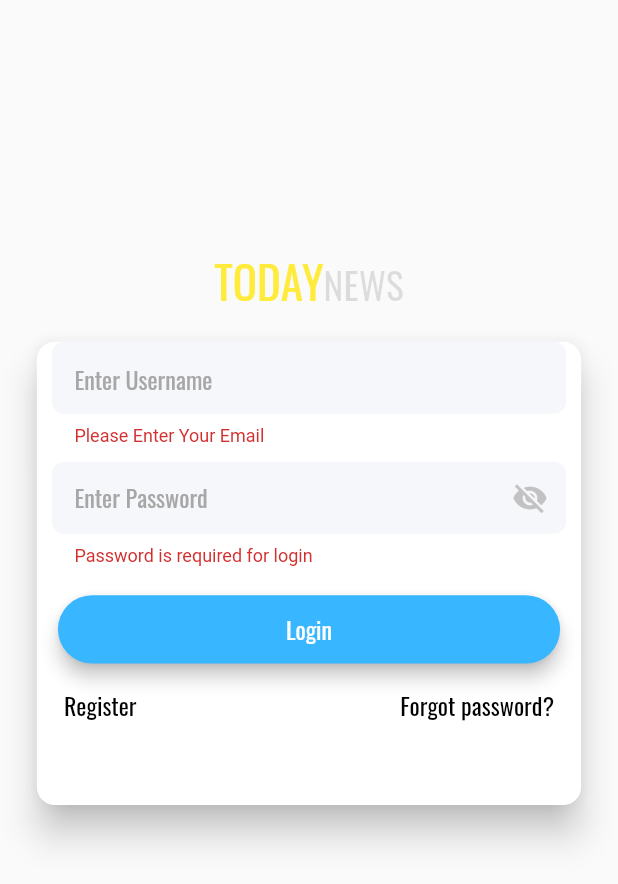
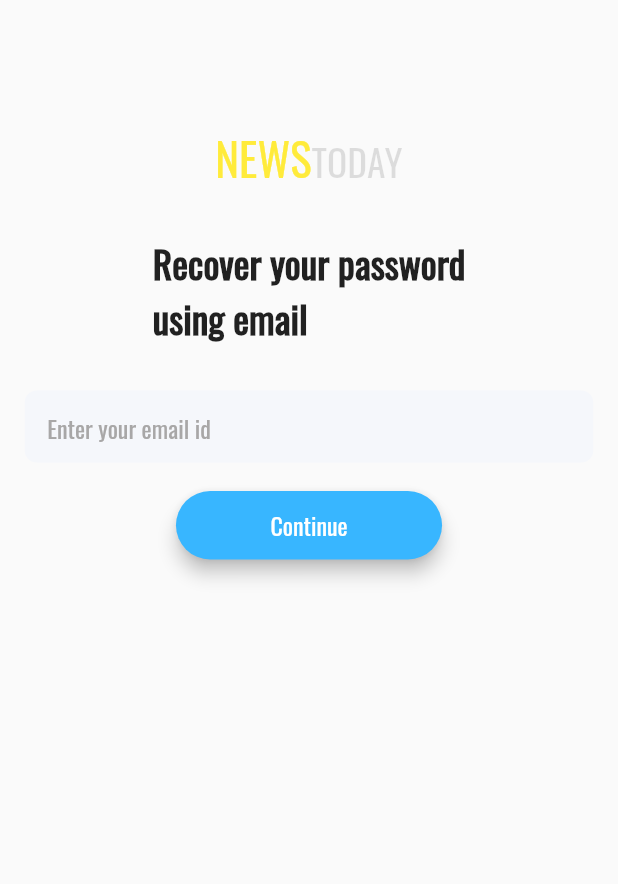
Before and after one commit to 12ajayvishwa/today-news, a Flutter app: the Home screen opened directly, after a tap on the "logout" icon, after a tap on "Login", after a tap on "Forgot password?", on a phone screen of 412 x 824 dp. Shown: the top 884 px of the screen. Run offline on Flutter 3.47's test engine with Material 2 defaults, Android fonts, the phone set to English and light mode, and no system bars; our stand-ins replace cloud_firestore, firebase_auth, firebase_core, fluttertoast, get, intl_phone_field; accounts and stored records are empty.

Commit message:
commit 3

```diff
--- /dev/null
+++ b/lib/model/user_data.dart
@@ -0,0 +1,33 @@
+class UserModel{
+  String? name;
+  String? email;
+  String? address;
+  String? phoneNumber;
+  String? uid;
+
+  UserModel({this.name,this.email,this.address,this.phoneNumber,this.uid});
+
+  // receiving data from server
+
+  factory UserModel.fromMap(map){
+    return UserModel(
+      uid: map['uid'],
+      name: map['name'],
+      email: map['email'],
+      address: map['address'],
+      phoneNumber: map['phoneNumber']
+    );
+  }
+
+  //sending data to server
+
+  Map<String, dynamic> toMap(){
+    return {
+      'uid':uid,
+      'name':name,
+      'email':email,
+      'address':address,
+      'phoneNumber':phoneNumber
+    };
+  }
+}
--- /dev/null
+++ b/lib/screens/forget_password_page.dart
@@ -0,0 +1,76 @@
+import 'package:flutter/material.dart';
+import 'package:todaynews/services/auth_services.dart';
+import 'package:todaynews/utils/validator.dart';
+import 'package:todaynews/widgets/custom_button.dart';
+import 'package:todaynews/widgets/input_form_field.dart';
+import 'package:todaynews/widgets/logo_text.dart';
+
+class ForgetPasswordPage extends StatefulWidget {
+  const ForgetPasswordPage({Key? key}) : super(key: key);
+
+  @override
+  State<ForgetPasswordPage> createState() => _ForgetPasswordPageState();
+}
+
+class _ForgetPasswordPageState extends State<ForgetPasswordPage> {
+  final _formKey = GlobalKey<FormState>();
+  final emailController = TextEditingController();
+
+  final AuthClass _authClass = AuthClass();
+  @override
+  Widget build(BuildContext context) {
+    Size size = MediaQuery.of(context).size;
+    return Scaffold(
+      body: Container(
+        padding: EdgeInsets.only(
+            top: size.height * 0.1,
+            left: size.width * 0.04,
+            right: size.width * 0.04),
+        child: Center(
+          child: Form(
+            key: _formKey,
+            child: Column(
+              crossAxisAlignment: CrossAxisAlignment.center,
+              children: <Widget>[
+                LogoText(firstText: "NEWS", secondText: "TODAY"),
+                const SizedBox(
+                  height: 30,
+                ),
+                const Text(
+                  "Recover your password\nusing email",
+                  style: TextStyle(
+                      fontFamily: "oswald",
+                      fontSize: 25,
+                      fontWeight: FontWeight.bold),
+                ),
+                const SizedBox(
+                  height: 30,
+                ),
+                TextFormFields(
+                    size: size,
+                    controller: emailController,
+                    validator: emailValidator,
+                    hintText: "Enter your email id",
+                    textInputAction: TextInputAction.done,
+                    textInputType: TextInputType.emailAddress),
+                const SizedBox(
+                  height: 15,
+                ),
+                CustomButton(
+                    text: "Continue",
+                    onPressed: () async {
+                      if (_formKey.currentState!.validate()) {
+                        _authClass.forgotPassword(
+                            emailController.text.trim(), context);
+                      }
+                    },
+                    radius: BorderRadius.circular(15),
+                    size: size)
+              ],
+            ),
+          ),
+        ),
+      ),
+    );
+  }
+}
--- a/lib/screens/home.dart
+++ b/lib/screens/home.dart
@@ -1,8 +1,5 @@
 import 'package:firebase_auth/firebase_auth.dart';
 import 'package:flutter/material.dart';
-import 'package:todaynews/screens/signup_page.dart';
-
-import 'phone_verification_page.dart';
 import 'signin_page.dart';
 
 class Home extends StatefulWidget {
@@ -14,6 +11,7 @@ class Home extends StatefulWidget {
 
 class _HomeState extends State<Home> {
 
+
   final _auth = FirebaseAuth.instance;
   @override
   Widget build(BuildContext context) {
@@ -23,9 +21,10 @@ class _HomeState extends State<Home> {
       ),
       floatingActionButton: FloatingActionButton(onPressed: () async {
         await _auth.signOut();
-        Navigator.pushReplacement(context, MaterialPageRoute(builder: (context) => SignInPage()));
+        // ignore: use_build_context_synchronously
+        Navigator.pushReplacement(context, MaterialPageRoute(builder: (context) => const SignInPage()));
       },
-      child: Icon(Icons.logout),),
+      child:const Icon(Icons.logout),),
     );
   }
 }
--- a/lib/screens/signin_page.dart
+++ b/lib/screens/signin_page.dart
@@ -1,4 +1,7 @@
 import 'package:flutter/material.dart';
+import 'package:todaynews/screens/forget_password_page.dart';
+import 'package:todaynews/screens/signup_page.dart';
+import 'package:todaynews/services/auth_services.dart';
 import 'package:todaynews/utils/validator.dart';
 import 'package:todaynews/widgets/custom_text_button.dart';
 
@@ -15,11 +18,13 @@ class SignInPage extends StatefulWidget {
 
 class _SignInPageState extends State<SignInPage> {
   final _formKey = GlobalKey<FormState>();
-
-  final usernameController = TextEditingController();
+  final emailController = TextEditingController();
   final passwordController = TextEditingController();
 
   bool isVisible = true;
+  bool showLoading = false;
+
+  final AuthClass _authClass = AuthClass();
 
   @override
   Widget build(BuildContext context) {
@@ -28,10 +33,26 @@ class _SignInPageState extends State<SignInPage> {
       body: SingleChildScrollView(
         child: Container(
           padding: EdgeInsets.only(
-              top: size.height * 0.2,
+              top: size.height * 0.1,
               left: size.width * 0.04,
               right: size.width * 0.04),
-          child: Center(
+          child: showLoading
+              ? Center(
+                  child: Column(
+                  mainAxisAlignment: MainAxisAlignment.center,
+                  crossAxisAlignment: CrossAxisAlignment.center,
+                  children: const [
+                    CircularProgressIndicator(),
+                    Text(
+                      "Data in progress....",
+                      style: TextStyle(
+                        fontSize: 25,
+                        fontFamily: "oswald",
+                      ),
+                    )
+                  ],
+                ))
+              : Center(
                   child: Column(
                     crossAxisAlignment: CrossAxisAlignment.center,
                     children: [
@@ -40,7 +61,7 @@ class _SignInPageState extends State<SignInPage> {
                         secondText: "News",
                       ),
                       const SizedBox(
-                  height:  15,
+                        height: 55,
                       ),
                       _loginFormWidget(size, context)
                     ],
@@ -55,7 +76,7 @@ class _SignInPageState extends State<SignInPage> {
     return Form(
         key: _formKey,
         child: SizedBox(
-          height: size.height/2.6,
+          height: size.height / 2.6,
           width: size.width * 0.9,
           child: Card(
               elevation: 10,
@@ -63,12 +84,9 @@ class _SignInPageState extends State<SignInPage> {
                 borderRadius: BorderRadius.circular(12),
               ),
               child: Padding(
-              padding: const EdgeInsets.only(left: 10,right: 10),
-              child:_loginFieldsWidget(size),
-              )
-
-
-          ),
+                padding: const EdgeInsets.only(left: 10, right: 10),
+                child: _loginFieldsWidget(size),
+              )),
         ));
   }
 
@@ -79,8 +97,8 @@ class _SignInPageState extends State<SignInPage> {
         scrollDirection: Axis.vertical,
         children: [
           TextFormFields(
-            hintText: "Enter Username",
-            controller: usernameController,
+            hintText: "Enter username/email",
+            controller: emailController,
             size: size,
             validator: emailValidator,
             textInputType: TextInputType.emailAddress,
@@ -112,11 +130,14 @@ class _SignInPageState extends State<SignInPage> {
           CustomButton(
             size: size,
             text: 'Login',
-            radius: BorderRadius.circular(18),
-            onPressed: () {
+            radius: BorderRadius.circular(15),
+            onPressed: () async {
               if (_formKey.currentState!.validate()) {
-                ScaffoldMessenger.of(context).showSnackBar(
-                    const SnackBar(content: Text("Proccessing Data")));
+                await _authClass.signIn(
+                    emailController.text, passwordController.text, context);
+                setState(() {
+                  showLoading = true;
+                });
               }
             },
           ),
@@ -125,12 +146,20 @@ class _SignInPageState extends State<SignInPage> {
             children: [
               CustomTextButton(
                 text: "Register",
-                onPressed: () {},
+                onPressed: () {
+                  Navigator.push(context,
+                      MaterialPageRoute(builder: (_) => const SignUpPage()));
+                },
                 color: Colors.black,
               ),
               CustomTextButton(
                 text: "Forgot password?",
-                onPressed: () {},
+                onPressed: () {
+                  Navigator.push(
+                      context,
+                      MaterialPageRoute(
+                          builder: (_) => const ForgetPasswordPage()));
+                },
                 color: Colors.black,
               )
             ],
--- a/lib/utils/input_field_decoration.dart
+++ b/lib/utils/input_field_decoration.dart
@@ -1,14 +1,15 @@
 import 'package:flutter/material.dart';
 
-InputDecoration inputDecoration(String hintText,{IconButton? iconButton}){
+InputDecoration inputDecoration(String hintText,{IconButton? iconButton, Widget? prefixIcon}){
   return InputDecoration(
-      contentPadding: EdgeInsets.fromLTRB(15.0, 10.0, 15.0, 12.0),
+      contentPadding: const EdgeInsets.fromLTRB(15.0, 10.0, 15.0, 12.0),
       hintText: hintText,
       hintStyle: const TextStyle(
           fontFamily: "oswald",
           fontSize: 16,
           fontWeight: FontWeight.normal,
           color: Color(0xFFA8A7A7)),
+          prefixIcon: prefixIcon,
           suffixIcon: iconButton,
       filled: true,
       fillColor: const Color(0xFFF5F7FB),
--- a/lib/widgets/custom_button.dart
+++ b/lib/widgets/custom_button.dart
@@ -1,5 +1,3 @@
-import 'dart:ui';
-import 'package:flutter/cupertino.dart';
 import 'package:flutter/material.dart';
 
 class CustomButton extends StatelessWidget {
--- a/lib/widgets/custom_text_button.dart
+++ b/lib/widgets/custom_text_button.dart
@@ -1,5 +1,3 @@
-
-
 import 'package:flutter/material.dart';
 
 class CustomTextButton extends StatelessWidget {
--- a/lib/widgets/input_form_field.dart
+++ b/lib/widgets/input_form_field.dart
@@ -11,6 +11,7 @@ class TextFormFields extends StatelessWidget {
   final IconButton? iconButton;
   final bool? obsecureText;
   final TextInputAction? textInputAction;
+  final Widget? prefixIcon;
   const TextFormFields(
       {Key? key,
       required this.size,
@@ -18,6 +19,7 @@ class TextFormFields extends StatelessWidget {
       required this.validator,
       required this.hintText,
       required this.textInputType,
+      this.prefixIcon,
       this.iconButton,
       this.obsecureText,
       this.textInputAction})
@@ -46,6 +48,7 @@ class TextFormFields extends StatelessWidget {
           decoration: inputDecoration(
             hintText,
             iconButton: iconButton,
+            prefixIcon: prefixIcon
           ),
           obscureText: obsecureText ?? false,
         ),
@@ -93,10 +96,12 @@ class PhoneNumberInputField extends StatelessWidget {
             ),
             initialCountryCode: "IN",
             onChanged: (phone) {
+              // ignore: avoid_print
               print(phone.completeNumber);
             },
             onCountryChanged: (country){
-              print('Country changed to: ' + country.name);
+              // ignore: avoid_print
+              print('Country changed to: ${country.name}');
             },
           ),
         ),
--- a/lib/widgets/logo_text.dart
+++ b/lib/widgets/logo_text.dart
@@ -4,6 +4,7 @@ class LogoText extends StatelessWidget {
   final String firstText;
   final String secondText;
 
+  // ignore: prefer_const_constructors_in_immutables
   LogoText({Key? key, required this.firstText, required this.secondText}) : super(key: key);
 
   @override
--- a/pubspec.yaml
+++ b/pubspec.yaml
@@ -39,6 +39,10 @@ dependencies:
   firebase_auth: ^3.6.4
   firebase_core: ^1.21.0
   intl_phone_field: ^3.1.0
+  otp_text_field: ^1.1.3
+  firebase_storage: ^10.3.7
+  cloud_firestore: ^3.4.6
+  fluttertoast: ^8.0.9
 
 dev_dependencies:
   flutter_test:
```
Also changed, not shown: lib/main.dart (+5 -3 lines), lib/screens/phone_verification_page.dart (+103 -51 lines), lib/screens/signup_page.dart (+19 -15 lines), lib/services/auth_services.dart (added, +81 -0 lines), pubspec.lock, 2 other files. Lines whose indentation alone changed are shown as unchanged.
